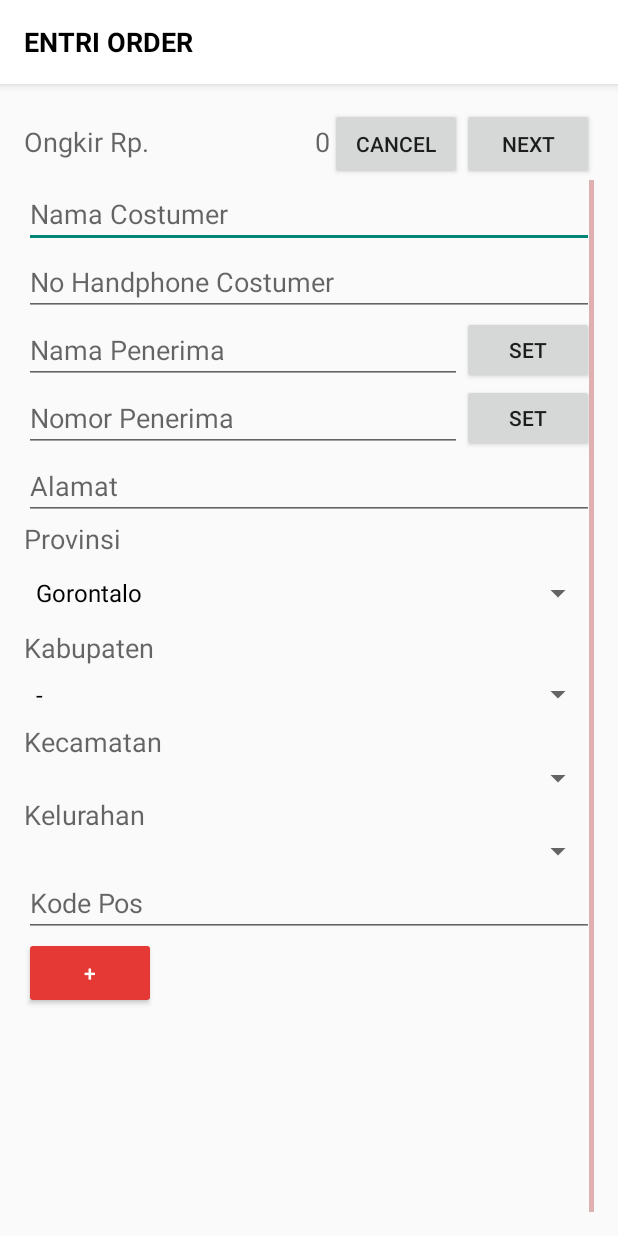
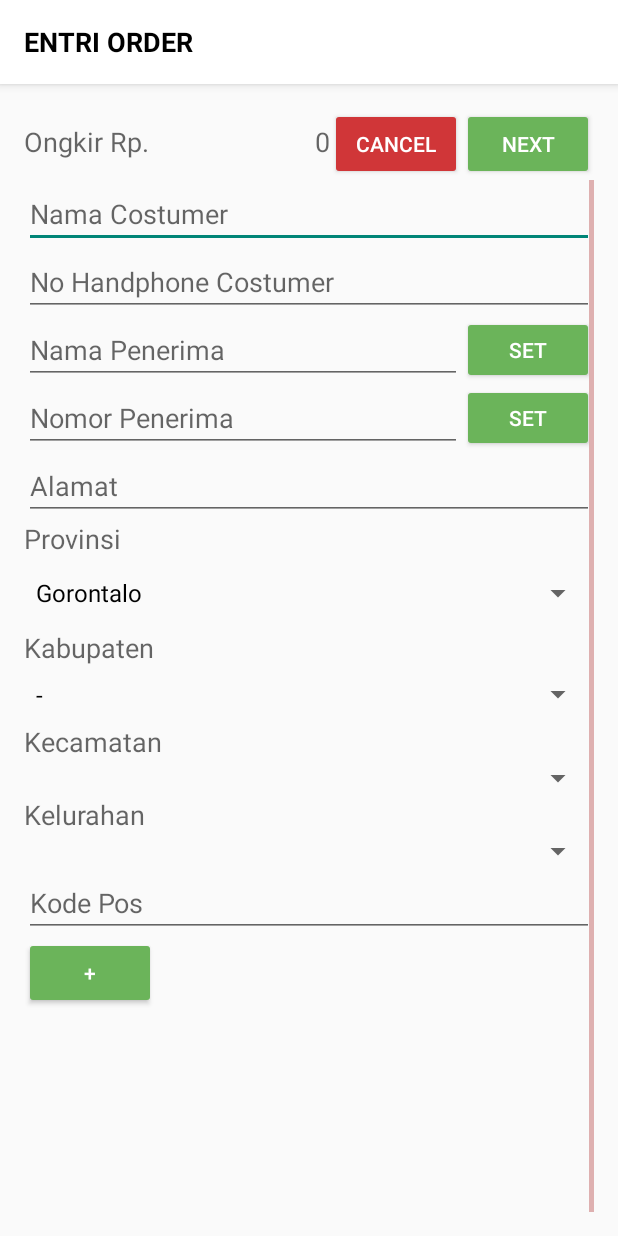
Before and after one commit to kyurifood/aplikasi-marketer, an Android app: the Entry_Order2 screen opened directly, with no data from a screen before it, on a phone screen of 412 x 824 dp. Run offline under Robolectric (Android 15) with nearby library versions, the phone set to English and light mode, and no system bars.

Commit message:
update bank entri order

```diff
--- a/app/src/main/java/pusat/android/makananbekuenak/com/aplikasi_marketer/Entry_Order2.java
+++ b/app/src/main/java/pusat/android/makananbekuenak/com/aplikasi_marketer/Entry_Order2.java
@@ -9,6 +9,7 @@ import android.text.TextUtils;
 import android.view.MenuItem;
 import android.view.MotionEvent;
 import android.view.View;
+import android.view.Window;
 import android.widget.AdapterView;
 import android.widget.ArrayAdapter;
 import android.widget.Button;
@@ -204,9 +205,11 @@ public class Entry_Order2 extends AppCompatActivity  {
 
     public void TambahBank(){
         final Dialog dialog = new Dialog(this);
+        dialog.requestWindowFeature(Window.FEATURE_LEFT_ICON);
         dialog.setTitle("Tambah Bank");
         dialog.setContentView(R.layout.tambah_bank);
         dialog.setCancelable(true);
+        dialog.setFeatureDrawableResource(Window.FEATURE_LEFT_ICON, R.drawable.ic_mode_edit_black_24dp);
         dialog.show();
 
 //        Bank bank1 = new Bank();
@@ -266,9 +269,11 @@ public class Entry_Order2 extends AppCompatActivity  {
 
     public void TambahBankEdit(final int position, Item item){
         final Dialog dialog = new Dialog(this);
+        dialog.requestWindowFeature(Window.FEATURE_LEFT_ICON);
         dialog.setContentView(R.layout.tambah_bank);
         dialog.setTitle("Edit Bank");
         dialog.setCancelable(true);
+        dialog.setFeatureDrawableResource(Window.FEATURE_LEFT_ICON, R.drawable.ic_border_color_black_18dp);
         dialog.show();
 
  //       Bank bank1 = new Bank();
--- a/app/src/main/res/layout/entry_order.xml
+++ b/app/src/main/res/layout/entry_order.xml
@@ -27,11 +27,13 @@
             android:enabled="false"/>
 
         <Button
+            style="@style/Merah"
             android:id="@+id/cancel"
             android:layout_width="wrap_content"
             android:layout_height="match_parent"
             android:text="cancel" />
         <Button
+            style="@style/Hijau"
             android:layout_width="wrap_content"
             android:layout_height="match_parent"
             android:text="next"
--- a/app/src/main/res/layout/entry_order_2.xml
+++ b/app/src/main/res/layout/entry_order_2.xml
@@ -39,6 +39,7 @@
             android:layout_weight="1"/>
 
         <Button
+            style="@style/Hijau"
             android:id="@+id/set_nama"
             android:layout_width="wrap_content"
             android:layout_height="match_parent"
@@ -61,6 +62,7 @@
             android:layout_weight="1"/>
 
         <Button
+            style="@style/Hijau"
             android:id="@+id/set_no"
             android:layout_width="wrap_content"
             android:layout_height="match_parent"
@@ -135,7 +137,7 @@
         android:layout_weight="1"/>
 
     <Button
-        style="@style/RedButton"
+        style="@style/Hijau"
         android:layout_width="wrap_content"
         android:layout_height="wrap_content"
         android:text="+"
--- a/app/src/main/res/layout/entry_order_2_2.xml
+++ b/app/src/main/res/layout/entry_order_2_2.xml
@@ -29,11 +29,13 @@
             android:text="0" />
 
         <Button
+            style="@style/Merah"
             android:layout_width="wrap_content"
             android:layout_height="wrap_content"
             android:text="cancel" />
 
         <Button
+            style="@style/Hijau"
             android:id="@+id/btn_next2"
             android:layout_width="wrap_content"
             android:layout_height="wrap_content"
--- a/app/src/main/res/layout/tambah_bank.xml
+++ b/app/src/main/res/layout/tambah_bank.xml
@@ -3,7 +3,6 @@
     xmlns:tools="http://schemas.android.com/tools"
     android:layout_width="match_parent"
     android:layout_height="match_parent"
-    android:background="@color/cream"
     android:paddingLeft="@dimen/activity_horizontal_margin"
     android:paddingRight="@dimen/activity_horizontal_margin"
     android:paddingTop="@dimen/activity_vertical_margin"
@@ -28,6 +27,7 @@
                 android:prompt="@string/pk1"
                 android:entries="@array/pklist"
                 android:spinnerMode="dialog"
+                style="@style/spinnerDropDownItemStyle"
                 android:layout_below="@+id/textView8"/>
 
             <android.support.design.widget.TextInputLayout
```
Also changed, not shown: app/src/main/res/drawable-hdpi/ic_border_color_black_18dp.png (added), app/src/main/res/drawable-hdpi/ic_mode_edit_black_24dp.png (added), app/src/main/res/drawable-mdpi/ic_border_color_black_18dp.png (added), app/src/main/res/drawable-mdpi/ic_mode_edit_black_24dp.png (added), app/src/main/res/drawable-xhdpi/ic_border_color_black_18dp.png (added), app/src/main/res/drawable-xhdpi/ic_mode_edit_black_24dp.png (added), app/src/main/res/drawable-xxhdpi/ic_border_color_black_18dp.png (added), app/src/main/res/drawable-xxhdpi/ic_mode_edit_black_24dp.png (added), app/src/main/res/drawable-xxxhdpi/ic_border_color_black_18dp.png (added), app/src/main/res/drawable-xxxhdpi/ic_mode_edit_black_24dp.png (added).
